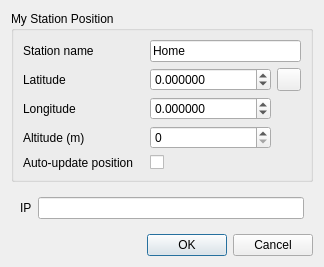
This is sdrgui/gui/myposdialog.ui in lirikanmatadewa/sdrangel as Qt 5 draws it before an edit. The edited form follows.
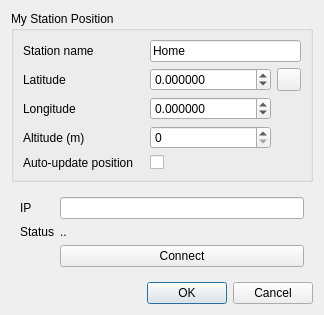
This is the edited form. Icons and pictures are not drawn.

Patch:
```diff
--- a/sdrgui/gui/myposdialog.ui
+++ b/sdrgui/gui/myposdialog.ui
@@ -140,7 +140,7 @@
      </layout>
     </widget>
    </item>
-   <item row="2" column="0">
+   <item row="3" column="0">
     <widget class="QDialogButtonBox" name="buttonBox">
      <property name="orientation">
       <enum>Qt::Horizontal</enum>
@@ -151,7 +151,7 @@
     </widget>
    </item>
    <item row="1" column="0">
-    <layout class="QGridLayout" name="gridLayout_3" rowstretch="0,0,0" columnstretch="0,0" rowminimumheight="0,0,0" columnminimumwidth="0,0">
+    <layout class="QGridLayout" name="gridLayout_3" rowstretch="0,0,0,0,0" columnstretch="0,0,0" rowminimumheight="0,0,0,0,0" columnminimumwidth="0,0,0">
      <property name="leftMargin">
       <number>9</number>
      </property>
@@ -164,6 +164,20 @@
      <property name="bottomMargin">
       <number>9</number>
      </property>
+     <item row="4" column="1">
+      <widget class="QPushButton" name="btnSyncKraken">
+       <property name="text">
+        <string>Connect</string>
+       </property>
+      </widget>
+     </item>
+     <item row="2" column="0">
+      <widget class="QLabel" name="label">
+       <property name="text">
+        <string>Status</string>
+       </property>
+      </widget>
+     </item>
      <item row="1" column="0">
       <widget class="QLabel" name="ipLabel">
        <property name="text">
@@ -174,6 +188,13 @@
      <item row="1" column="1">
       <widget class="QLineEdit" name="ipDevice"/>
      </item>
+     <item row="2" column="1">
+      <widget class="QLabel" name="statusKraken">
+       <property name="text">
+        <string>..</string>
+       </property>
+      </widget>
+     </item>
     </layout>
    </item>
   </layout>
```
